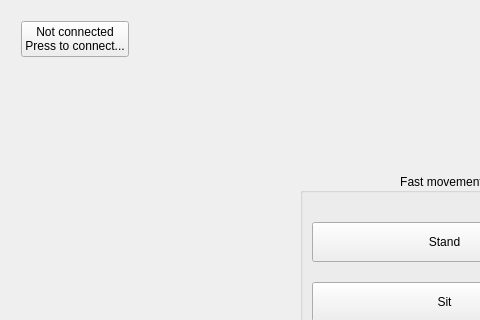
Above: src/gui_pkg/include/gui_pkg/training_form.ui from cristianbass01/GUI_robotic_exoskeleton before the change; both pictures show x 0 to 480 and y 0 to 320 of the 1214 by 705 pixel window. Below: the same form after it.
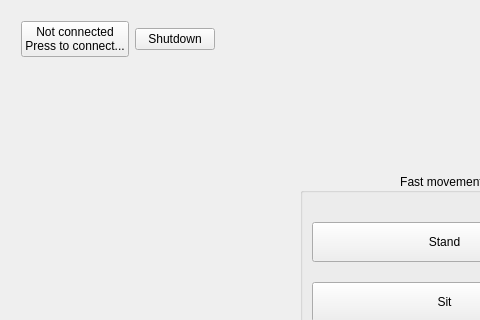
That is the form after the change. Icons and pictures are not drawn.

Commit message:
shutdown connection and serial connection
To restore simulation modify comments on ConnectedComponent::connect()

Diff of the .ui file:
```diff
--- a/src/gui_pkg/include/gui_pkg/training_form.ui
+++ b/src/gui_pkg/include/gui_pkg/training_form.ui
@@ -38,6 +38,13 @@
          </property>
         </widget>
        </item>
+       <item>
+        <widget class="QPushButton" name="shutdownButton">
+         <property name="text">
+          <string>Shutdown</string>
+         </property>
+        </widget>
+       </item>
        <item>
         <widget class="QLabel" name="connectLoadingIcon">
          <property name="enabled">
```
The commit also changes 19 other files.
